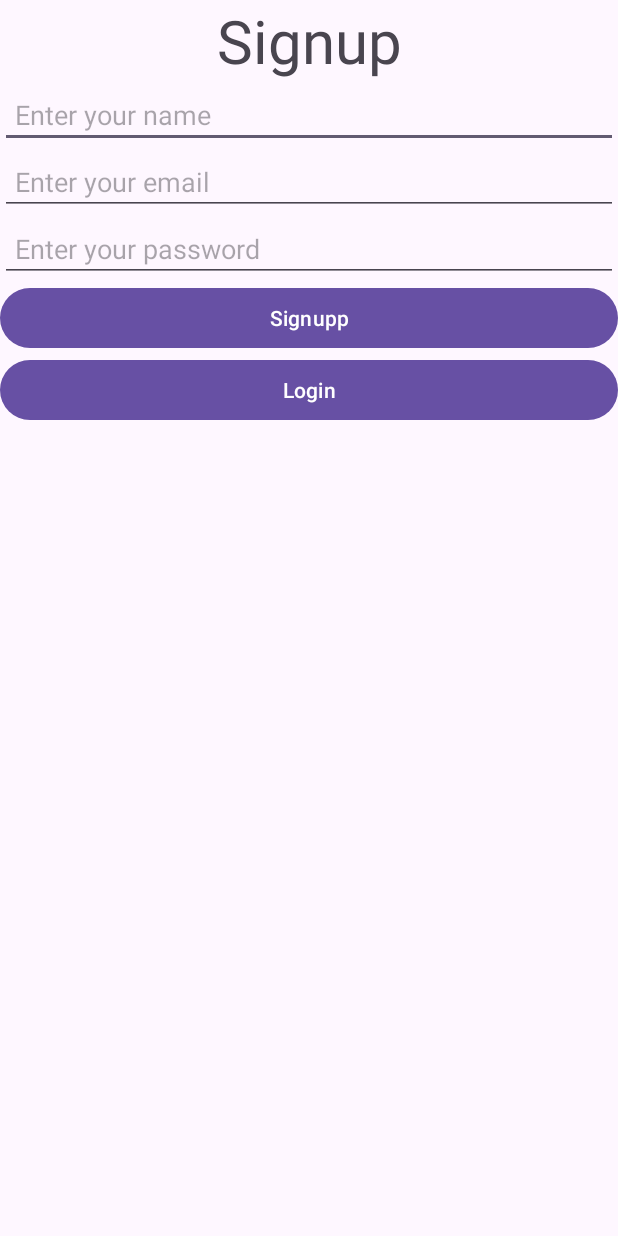
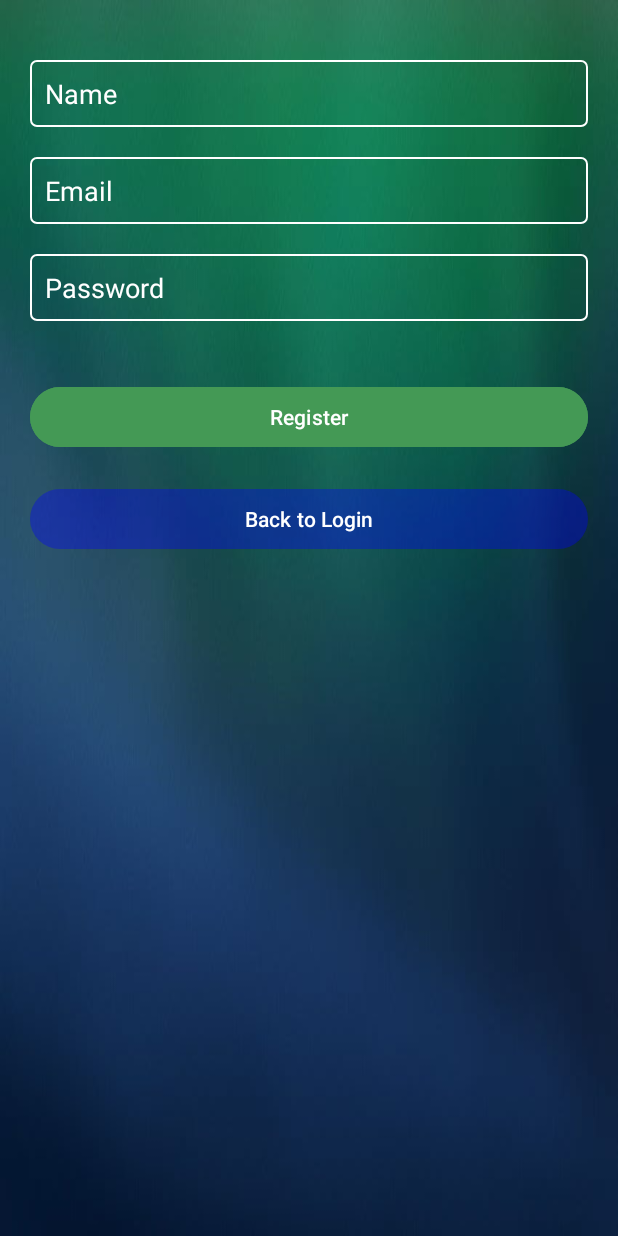
Before and after one commit to abbasideveloper1721/welfare-dental-center, an Android app: the screen it shows after launch (MainActivity), on a phone screen of 412 x 824 dp. Run offline under Robolectric (Android 15) with nearby library versions, the phone set to English and light mode, and no system bars; our stand-ins replace Volley.

Commit message:
xml commit

```diff
--- /dev/null
+++ b/app/src/main/res/drawable/edittext_border.xml
@@ -0,0 +1,7 @@
+<?xml version="1.0" encoding="utf-8"?>
+<shape xmlns:android="http://schemas.android.com/apk/res/android">
+    <solid android:color="@android:color/transparent" /> <!-- Background color of EditText -->
+    <stroke android:width="1dp" android:color="#FFFFFF" /> <!-- Border color and width -->
+    <corners android:radius="4dp" /> <!-- Corner radius -->
+    <padding android:left="10dp" android:top="10dp" android:right="10dp" android:bottom="10dp" />
+</shape>
--- a/app/src/main/res/layout/activity_main.xml
+++ b/app/src/main/res/layout/activity_main.xml
@@ -1,52 +1,60 @@
 <?xml version="1.0" encoding="utf-8"?>
 <LinearLayout xmlns:android="http://schemas.android.com/apk/res/android"
-    xmlns:app="http://schemas.android.com/apk/res-auto"
     xmlns:tools="http://schemas.android.com/tools"
-    android:id="@+id/main"
-    android:orientation="vertical"
     android:layout_width="match_parent"
     android:layout_height="match_parent"
+    android:orientation="vertical"
+    android:padding="20dp"
+    android:background="@drawable/bg"
     tools:context=".MainActivity">
 
-    <TextView
+    <EditText
+        android:id="@+id/name"
         android:layout_width="match_parent"
         android:layout_height="wrap_content"
-        android:text="Signup"
-        android:textSize="40dp"
-        android:textAlignment="center"/>
+        android:hint="Name"
+        android:background="@drawable/edittext_border"
+        android:textColorHint="#FFF"
+        android:textColor="#FFF"
+        android:layout_marginTop="20dp"/>
 
     <EditText
+        android:id="@+id/email"
         android:layout_width="match_parent"
         android:layout_height="wrap_content"
-        android:hint="Enter your name"
-        android:inputType="textPersonName"
-        android:padding="10dp"
-        android:id="@+id/name" />
+        android:hint="Email"
+        android:background="@drawable/edittext_border"
+        android:textColorHint="#FFF"
+        android:textColor="#FFF"
+        android:layout_marginTop="20dp"
+        android:inputType="textEmailAddress"/>
+
     <EditText
+        android:id="@+id/password"
         android:layout_width="match_parent"
         android:layout_height="wrap_content"
-        android:hint="Enter your email"
-        android:inputType="textEmailAddress"
-        android:padding="10dp"
-        android:id="@+id/email" />
-    <EditText
+        android:hint="Password"
+        android:background="@drawable/edittext_border"
+        android:textColorHint="#FFF"
+        android:textColor="#FFF"
+        android:layout_marginTop="20dp"
+        android:inputType="textPassword"/>
+
+    <Button
+        android:id="@+id/signup"
         android:layout_width="match_parent"
         android:layout_height="wrap_content"
-        android:hint="Enter your password"
-        android:inputType="textPassword"
-        android:padding="10dp"
-        android:id="@+id/password" />
+        android:text="Register"
+        android:backgroundTint="#449955"
+        android:textColor="#FFF"
+        android:layout_marginTop="40dp"/>
+
     <Button
+        android:id="@+id/loginbutton"
         android:layout_width="match_parent"
         android:layout_height="wrap_content"
-        android:text="Signupp"
-        android:id="@+id/signup"/>
-    <Button
-        android:layout_width="match_parent"
-        android:layout_height="wrap_content"
-        android:text="Login"
-        android:id="@+id/loginbutton"/>
-
-
-
+        android:text="Back to Login"
+        android:backgroundTint="#330000FF"
+        android:textColor="#FFF"
+        android:layout_marginTop="20dp"/>
 </LinearLayout>
```
Also changed, not shown: app/src/main/res/layout/activity_login.xml (+31 -11 lines), app/src/main/res/drawable/bg.jpg (added), app/src/main/res/drawable/logo.PNG (added).
